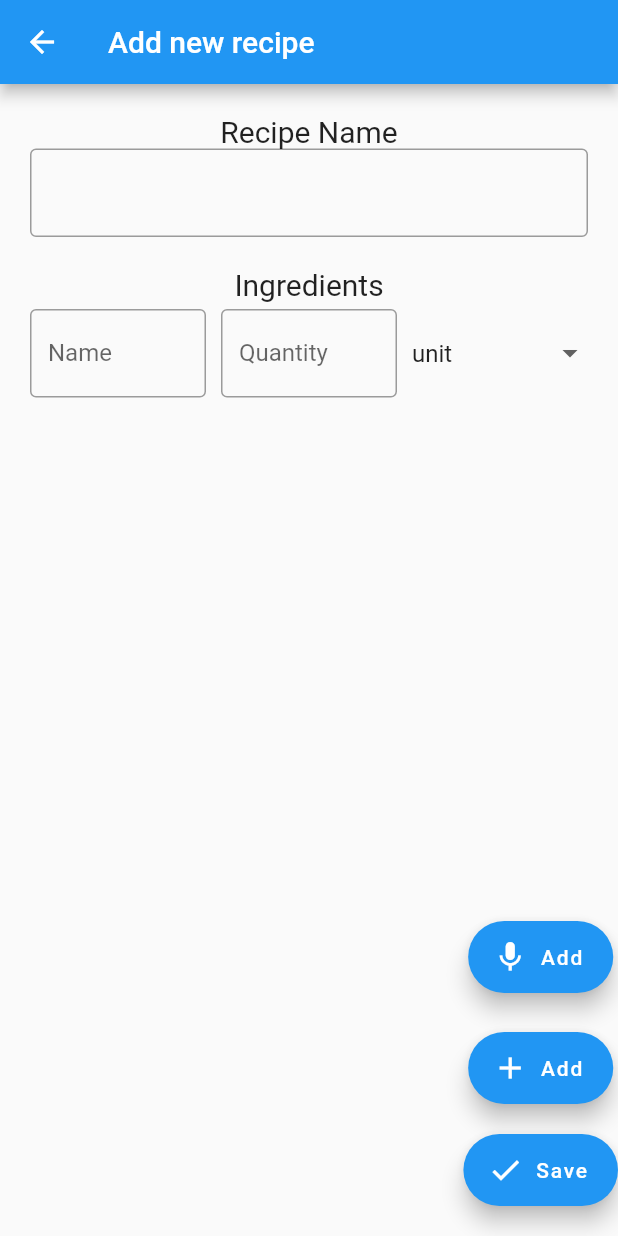
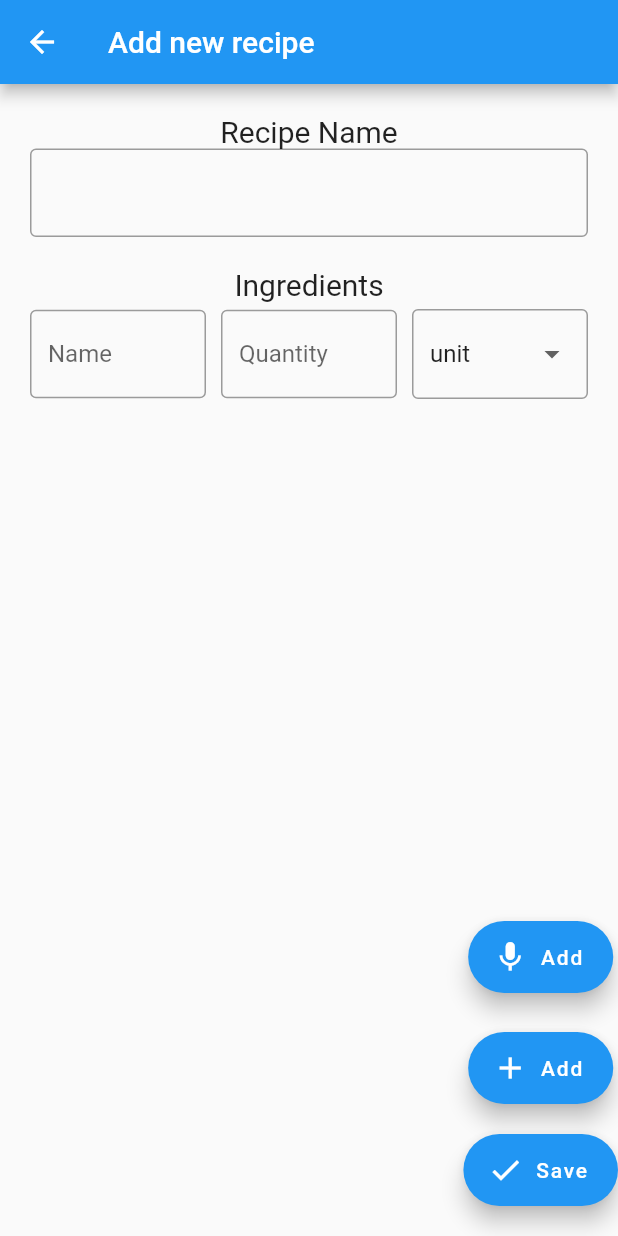
Before and after one commit to GUL9/FoodPlanner, a Flutter app: the NewRecipeView screen opened directly, on a phone screen of 412 x 824 dp. Run offline on Flutter 3.47's test engine with Material 2 defaults, Android fonts, the phone set to English and light mode, and no system bars; drawn by our look-alikes of avatar_glow; our stand-ins replace cloud_firestore, firebase_core, speech_to_text; accounts and stored records are empty.

Commit message:
fixed button toggle for new recipe inputs

```diff
--- a/lib/recipes/NewRecipeView.dart
+++ b/lib/recipes/NewRecipeView.dart
@@ -27,7 +27,11 @@ class NewRecipeViewState extends State<NewRecipeView> {
           itemCount: _ingredientRows.length,
           itemBuilder: (context, index) => Padding(padding: EdgeInsets.only(top: 5), child: _ingredientRows[index])));
 
-  Column _floatingActionButtonColumn() => Column(mainAxisAlignment: MainAxisAlignment.end, children: [
+  _isFloatingActionButtonColumnVisible() => MediaQuery.of(context).viewInsets.bottom == 0 ? true : false;
+
+  Visibility _floatingActionButtonColumn() => Visibility(
+      visible: _isFloatingActionButtonColumnVisible(),
+      child: Column(mainAxisAlignment: MainAxisAlignment.end, children: [
         AvatarGlow(
             animate: globals.sttHandler.isListening,
             glowColor: Theme.of(context).primaryColor,
@@ -41,15 +45,12 @@ class NewRecipeViewState extends State<NewRecipeView> {
                 heroTag: null,
                 onPressed: () => takeVoiceInput())),
         FloatingActionButton.extended(
-            icon: Icon(Icons.add),
-            label: Text(Strings.add),
-            heroTag: null,
-            onPressed: () => _addEmptyIngredientInputRow()),
+            icon: Icon(Icons.add), label: Text(Strings.add), heroTag: null, onPressed: _addEmptyIngredientInputRow),
         Padding(padding: EdgeInsets.symmetric(vertical: 10)),
         FloatingActionButton.extended(
             icon: Icon(Icons.check), label: Text(Strings.save_recipe), heroTag: null, onPressed: _saveRecipeAndReturn),
         Padding(padding: EdgeInsets.symmetric(vertical: 10)),
-      ]);
+      ]));
 
   @override
   void initState() {
--- a/lib/util/view/IngredientInputRow.dart
+++ b/lib/util/view/IngredientInputRow.dart
@@ -38,22 +38,26 @@ class _IngredientInputRowState extends State<IngredientInputRow> {
 
   TextFormField _nameFormField() => TextFormField(
         controller: _nameController,
-        decoration: const InputDecoration(border: OutlineInputBorder(), labelText: Strings.ingredient_name),
+        decoration: InputDecoration(border: OutlineInputBorder(), labelText: Strings.ingredient_name),
       );
 
   TextFormField _quantityFormField() => TextFormField(
         controller: _quantityController,
-        decoration: const InputDecoration(border: OutlineInputBorder(), labelText: Strings.ingredient_quantity),
+        decoration: InputDecoration(border: OutlineInputBorder(), labelText: Strings.ingredient_quantity),
       );
 
   void _setUnit(newValue) => setState(() => _unitController = newValue);
 
-  DropdownButtonFormField _unitDropdown() => DropdownButtonFormField(
-      decoration: const InputDecoration.collapsed(hintText: Strings.unit),
-      value: _unitController.isNotEmpty ? _unitController : Units.unit.asString(),
-      onChanged: _setUnit,
-      items:
-          Units.values.map((unit) => DropdownMenuItem(value: unit.asString(), child: Text(unit.asString()))).toList());
+  Container _unitDropdown() => Container(
+      height: 60,
+      decoration: ShapeDecoration(shape: RoundedRectangleBorder()),
+      child: DropdownButtonFormField(
+          decoration: InputDecoration(border: OutlineInputBorder(), hintText: Strings.unit),
+          value: _unitController.isNotEmpty ? _unitController : Units.unit.asString(),
+          onChanged: _setUnit,
+          items: Units.values
+              .map((unit) => DropdownMenuItem(value: unit.asString(), child: Text(unit.asString())))
+              .toList()));
 
   @override
   Widget build(BuildContext context) {
```
